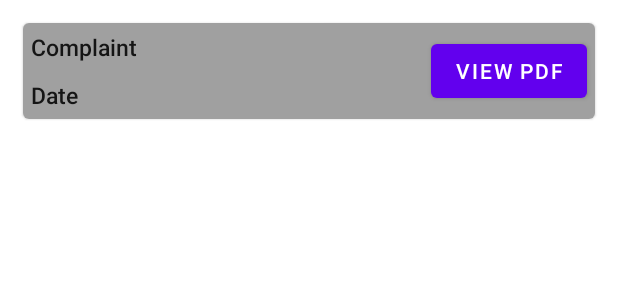
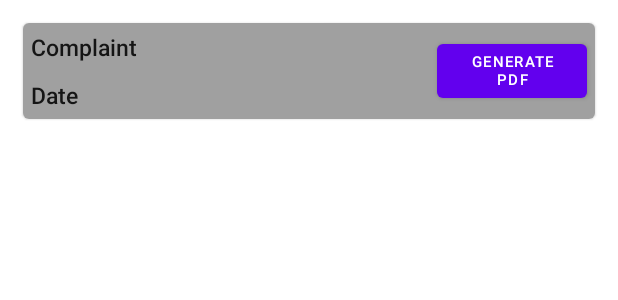
Before and after one commit to Adu2120/PBL_Garage_Management_System, an Android app: the layout jobcard.xml on its own in the app's theme, with its tools: preview values and no code run, on a phone screen of 412 x 824 dp. Shown: the top 300 px of the screen. Run offline under Robolectric (Android 15) with nearby library versions, the phone set to English and light mode, and no system bars.

Commit message:
Final Commit

```diff
--- a/app/src/main/res/layout/jobcard.xml
+++ b/app/src/main/res/layout/jobcard.xml
@@ -36,7 +36,8 @@
         </LinearLayout>
         <Button
             android:id="@+id/view_pdf"
-            android:layout_width="wrap_content"
+            android:layout_width="100dp"
+            android:textSize="10sp"
             android:layout_height="wrap_content"
             android:text="@string/view_pdf"
             android:layout_alignParentRight="true"
@@ -44,7 +45,7 @@
             android:layout_marginRight="5dp"
             android:layout_marginEnd="5dp"
             android:layout_alignParentEnd="true"
-            tools:ignore="RelativeOverlap"/>
+            tools:ignore="RelativeOverlap,SmallSp"/>
     </RelativeLayout>
 
 </com.google.android.material.card.MaterialCardView>
--- a/app/src/main/res/values/strings.xml
+++ b/app/src/main/res/values/strings.xml
@@ -29,7 +29,7 @@
     <string name="tools">tools</string>
     <string name="add">add</string>
     <string name="delete">delete</string>
-    <string name="view_pdf">View PDF</string>
+    <string name="view_pdf">Generate PDF</string>
     <string name="date">Date</string>
     <string name="complaint">Complaint</string>
     <string name="spare_quantity">Spare Quantity</string>
```
